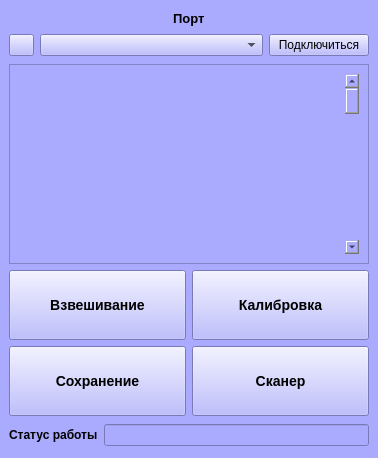
Above: design.ui from l-lii/layout before the change. Below: the same form after it.
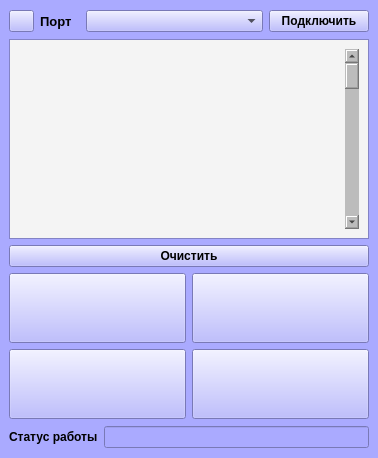
That is the form after the change. Icons and pictures are not drawn.

```diff
--- a/design.ui
+++ b/design.ui
@@ -56,60 +56,6 @@
    <layout class="QHBoxLayout" name="horizontalLayout_3">
     <item>
      <layout class="QVBoxLayout" name="verticalLayout">
-      <item>
-       <layout class="QHBoxLayout" name="horizontalLayoutsPorts">
-        <item>
-         <spacer name="horizontalSpacer">
-          <property name="orientation">
-           <enum>Qt::Horizontal</enum>
-          </property>
-          <property name="sizeHint" stdset="0">
-           <size>
-            <width>40</width>
-            <height>15</height>
-           </size>
-          </property>
-         </spacer>
-        </item>
-        <item>
-         <widget class="QLabel" name="labelPort">
-          <property name="maximumSize">
-           <size>
-            <width>40</width>
-            <height>15</height>
-           </size>
-          </property>
-          <property name="font">
-           <font>
-            <pointsize>10</pointsize>
-            <weight>75</weight>
-            <italic>false</italic>
-            <bold>true</bold>
-            <underline>false</underline>
-            <strikeout>false</strikeout>
-            <kerning>true</kerning>
-           </font>
-          </property>
-          <property name="text">
-           <string>Порт</string>
-          </property>
-         </widget>
-        </item>
-        <item>
-         <spacer name="horizontalSpacer2">
-          <property name="orientation">
-           <enum>Qt::Horizontal</enum>
-          </property>
-          <property name="sizeHint" stdset="0">
-           <size>
-            <width>40</width>
-            <height>15</height>
-           </size>
-          </property>
-         </spacer>
-        </item>
-       </layout>
-      </item>
       <item>
        <layout class="QHBoxLayout" name="horizontalLayoutPortsMain">
         <item>
@@ -146,6 +92,30 @@
           </property>
          </widget>
         </item>
+        <item>
+         <widget class="QLabel" name="labelPort">
+          <property name="maximumSize">
+           <size>
+            <width>40</width>
+            <height>20</height>
+           </size>
+          </property>
+          <property name="font">
+           <font>
+            <pointsize>10</pointsize>
+            <weight>75</weight>
+            <italic>false</italic>
+            <bold>true</bold>
+            <underline>false</underline>
+            <strikeout>false</strikeout>
+            <kerning>true</kerning>
+           </font>
+          </property>
+          <property name="text">
+           <string>Порт</string>
+          </property>
+         </widget>
+        </item>
         <item>
          <widget class="QComboBox" name="selectionWindow"/>
         </item>
@@ -159,12 +129,12 @@
           </property>
           <property name="font">
            <font>
-            <weight>50</weight>
-            <bold>false</bold>
+            <weight>75</weight>
+            <bold>true</bold>
            </font>
           </property>
           <property name="text">
-           <string>Подключиться</string>
+           <string>Подключить</string>
           </property>
          </widget>
         </item>
@@ -183,7 +153,7 @@
           <property name="minimumSize">
            <size>
             <width>320</width>
-            <height>140</height>
+            <height>200</height>
            </size>
           </property>
           <property name="maximumSize">
@@ -201,7 +171,7 @@
              <x>0</x>
              <y>0</y>
              <width>354</width>
-             <height>138</height>
+             <height>198</height>
             </rect>
            </property>
            <property name="sizePolicy">
@@ -213,6 +183,9 @@
            <property name="layoutDirection">
             <enum>Qt::LeftToRight</enum>
            </property>
+           <property name="styleSheet">
+            <string notr="true">background-color: rgb(244, 244, 244);</string>
+           </property>
            <layout class="QHBoxLayout" name="horizontalLayout_2">
             <item>
              <spacer name="horizontalSpacerScroll">
@@ -229,6 +202,9 @@
             </item>
             <item>
              <widget class="QScrollBar" name="verticalScrollBar">
+              <property name="styleSheet">
+               <string notr="true">background-color: rgb(188, 188, 188);</string>
+              </property>
               <property name="orientation">
                <enum>Qt::Vertical</enum>
               </property>
@@ -238,6 +214,19 @@
           </widget>
          </widget>
         </item>
+        <item>
+         <widget class="QPushButton" name="cleanButton">
+          <property name="font">
+           <font>
+            <weight>75</weight>
+            <bold>true</bold>
+           </font>
+          </property>
+          <property name="text">
+           <string>Очистить</string>
+          </property>
+         </widget>
+        </item>
         <item>
          <layout class="QGridLayout" name="buttons">
           <item row="0" column="0">
@@ -262,24 +251,17 @@
             </property>
             <property name="font">
              <font>
-              <pointsize>-1</pointsize>
               <weight>75</weight>
               <bold>true</bold>
              </font>
             </property>
             <property name="styleSheet">
              <string notr="true">QPushButton{
-  color: black;                     
-  width: 50px;                     
-  height: 10px;                    
-  font-size: 14px;                 
-  font-weight: bold;        
-  border-raduis:10px;                    
-  text-align: center;
+image: url(:/images/images/weight.png);
 }</string>
             </property>
             <property name="text">
-             <string>Взвешивание</string>
+             <string/>
             </property>
             <property name="iconSize">
              <size>
@@ -299,16 +281,11 @@
             </property>
             <property name="styleSheet">
              <string notr="true">QPushButton{
-  color: black;                     
-  width: 75px;                     
-  height: 50px;                    
-  font-size: 14px;                 
-  font-weight: bold;                             
-  text-align: center;
+image: url(:/images/images/calib.png);
 }</string>
             </property>
             <property name="text">
-             <string>Калибровка</string>
+             <string/>
             </property>
            </widget>
           </item>
@@ -322,16 +299,11 @@
             </property>
             <property name="styleSheet">
              <string notr="true">QPushButton{
-  color: black;                     
-  width: 75px;                     
-  height: 50px;                    
-  font-size: 14px;                 
-  font-weight: bold;                         
-  text-align: center;
+image: url(:/images/images/scan.png);
 }</string>
             </property>
             <property name="text">
-             <string>Сканер</string>
+             <string/>
             </property>
            </widget>
           </item>
@@ -345,16 +317,11 @@
             </property>
             <property name="styleSheet">
              <string notr="true">QPushButton{
-  color: black;                     
-  width: 75px;                     
-  height: 50px;                    
-  font-size: 14px;                 
-  font-weight: bold;                                  
-  text-align: center;
+image: url(:/images/images/save.png);
 }</string>
             </property>
             <property name="text">
-             <string>Сохранение</string>
+             <string/>
             </property>
            </widget>
           </item>
```
Left out of the diff: 6 changed lines with no effect on the pictures.
